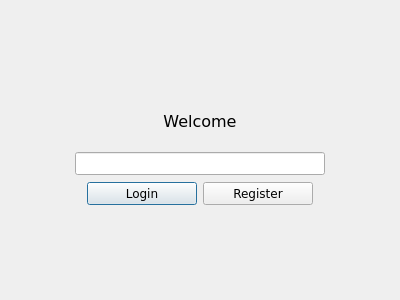
The window that client/gui/auth_form.ui (TemplateName56/Blockchain_Wallet) describes before a commit, drawn with Qt 5.
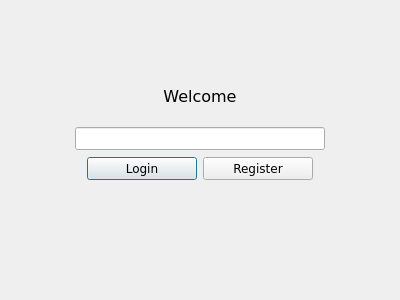
The same window after the commit.

The edit to the form file:
```diff
--- a/client/gui/auth_form.ui
+++ b/client/gui/auth_form.ui
@@ -30,10 +30,13 @@
      <property name="orientation">
       <enum>Qt::Vertical</enum>
      </property>
+     <property name="sizeType">
+      <enum>QSizePolicy::Fixed</enum>
+     </property>
      <property name="sizeHint" stdset="0">
       <size>
        <width>20</width>
-       <height>40</height>
+       <height>60</height>
       </size>
      </property>
     </spacer>
```
Left out of the diff: 2 changed lines with no effect on the pictures.
